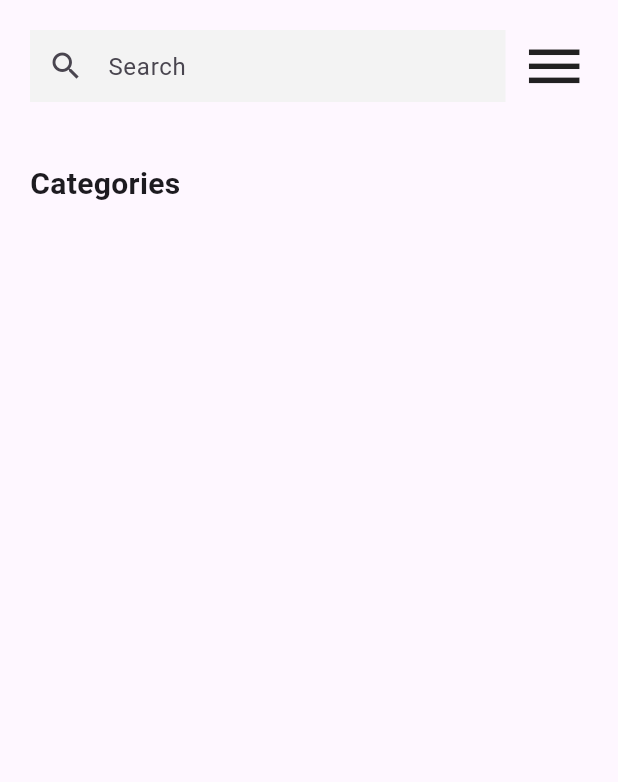
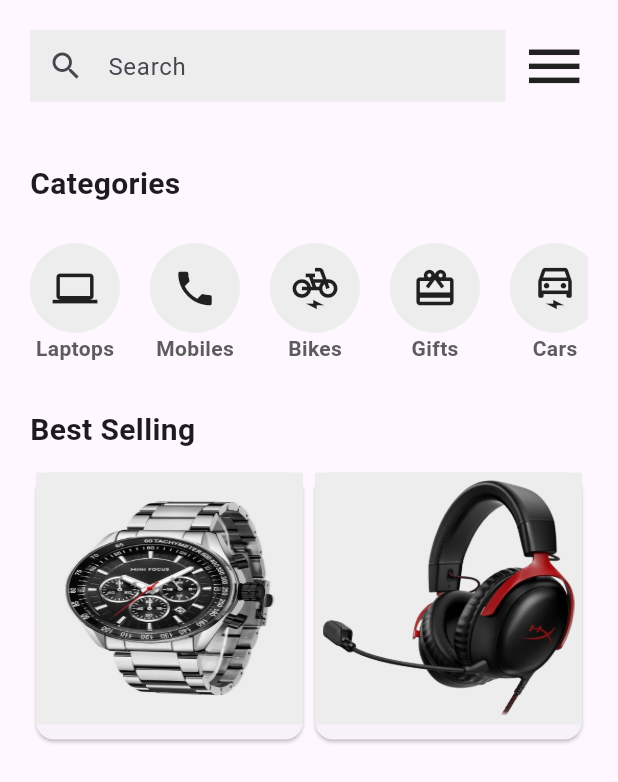
Before and after one commit to tantawy27/Flutter-Practice, a Flutter app: the screen it shows after launch, on a phone screen of 412 x 824 dp. Shown: the top 782 px of the screen. Run offline on Flutter 3.47's test engine with Material 3 defaults, Android fonts, the phone set to English and light mode, and no system bars.

Commit message:
add gridDelegate

```diff
--- a/ecommerce_app/lib/homepage.dart
+++ b/ecommerce_app/lib/homepage.dart
@@ -14,16 +14,17 @@ Widget build (BuildContext context) {
 return Scaffold(
   body: Container(
   padding: EdgeInsets.symmetric (horizontal: 20, vertical: 20),
-  child: ListView(children: [
+  child:
+   ListView(children: [
+
     Row(children: [
       Expanded(child: TextFormField(
-
         decoration: InputDecoration(
           hintText:("Search"),
           contentPadding: EdgeInsets.only(top:13),   //to make hinttext parllel to search icon
           prefixIcon: Icon(Icons.search),
           border: InputBorder.none,
-          fillColor:Color.fromARGB(255, 243, 243, 243),
+          fillColor: const Color.fromARGB(255, 238, 237, 237),
           filled: true,
 
         ),
@@ -32,9 +33,129 @@ return Scaffold(
         padding: EdgeInsets.only(left: 10),
       child: Icon(Icons.menu,size: 45,))
     ],),
+
     Container(height: 40),
     Text("Categories",style: TextStyle(fontWeight: FontWeight.w700,fontSize: 20)),
     Container(height: 25),
+
+    Container(
+      height: 100,
+      child: ListView(
+        scrollDirection: Axis.horizontal,
+
+        children: [
+
+          Container(
+            margin: EdgeInsets.only(right: 20),
+            child: Column(
+            children: [
+              Container(
+                decoration: BoxDecoration(color:const Color.fromARGB(255, 238, 237, 237),borderRadius: BorderRadius.circular(120)),
+                child:Icon(Icons.laptop,size: 30,),
+                padding: EdgeInsets.all(15)),
+                Text("Laptops",style: TextStyle(fontWeight:FontWeight.bold,color:Color.fromARGB(255, 92, 92, 92) ),),
+            ],
+                    ),
+          ),
+
+          Container(
+            margin: EdgeInsets.only(right: 20),
+            child: Column(
+            children: [
+
+            Container(
+              decoration: BoxDecoration(color: const Color.fromARGB(255, 238, 237, 237),borderRadius: BorderRadius.circular(100)),
+              child:Icon(Icons.phone,size: 30,),
+              padding: EdgeInsets.all(15)),
+              Text("Mobiles",style: TextStyle(fontWeight:FontWeight.bold,color:Color.fromARGB(255, 92, 92, 92) ),),
+            ],
+          )
+          ),
+
+        Container(
+            margin: EdgeInsets.only(right: 20),
+            child: Column(
+            children: [
+
+              Container(
+              decoration: BoxDecoration(color: const Color.fromARGB(255, 238, 237, 237),borderRadius: BorderRadius.circular(120)),
+              child:Icon(Icons.electric_bike,size: 30,),
+              padding: EdgeInsets.all(15)),
+              Text("Bikes",style: TextStyle(fontWeight:FontWeight.bold,color:Color.fromARGB(255, 92, 92, 92) ),),
+          ],
+    )
+    ),
+
+      Container(
+            margin: EdgeInsets.only(right: 20),
+            child: Column(
+            children: [
+
+              Container(
+              decoration: BoxDecoration(color: const Color.fromARGB(255, 238, 237, 237),borderRadius: BorderRadius.circular(120)),
+              child:Icon(Icons.card_giftcard,size: 30,),
+              padding: EdgeInsets.all(15)),
+              Text("Gifts",style: TextStyle(fontWeight:FontWeight.bold,color:Color.fromARGB(255, 92, 92, 92) ),),
+          ],
+      )
+      ),
+
+              Container(
+            margin: EdgeInsets.only(right: 20),
+            child: Column(
+            children: [
+
+              Container(
+              decoration: BoxDecoration(color: const Color.fromARGB(255, 238, 237, 237),borderRadius: BorderRadius.circular(120)),
+              child:Icon(Icons.electric_car_outlined,size: 30,),
+              padding: EdgeInsets.all(15)),
+              Text("Cars",style: TextStyle(fontWeight:FontWeight.bold,color:Color.fromARGB(255, 92, 92, 92) ),),
+
+          ],
+
+        ),
+
+              )
+
+
+      ],),
+    ),
+
+    Container(
+      margin: EdgeInsets.symmetric(vertical: 10),
+      child: Text("Best Selling",
+      style: TextStyle(fontWeight: FontWeight.w700,fontSize: 20))
+      ),
+
+
+      GridView(
+      physics:NeverScrollableScrollPhysics(),
+      shrinkWrap:true,
+      gridDelegate: SliverGridDelegateWithFixedCrossAxisCount(crossAxisCount: 2,),children: [
+        Card(
+          child: Column(children: [
+            Container(
+              padding: EdgeInsets.all(19),
+              width: 400,
+              color: const Color.fromARGB(255, 238, 237, 237),
+              child: Image.asset("images/watch.png",height: 130,fit:BoxFit.fill),
+            ),
+          ],
+          ),
+        ),
+
+        Card(
+          child: Column(children: [
+            Container(
+              padding: EdgeInsets.all(5),
+              width: 400,
+              color: const Color.fromARGB(255, 238, 237, 237),
+              child: Image.asset("images/headset.png",height: 158,fit:BoxFit.fill),
+            ),
+          ],
+          ),
+        )
+      ],)
 
 
 
```
Also changed, not shown: ecommerce_app/images/headset.png (added), ecommerce_app/images/watch.png (added).
